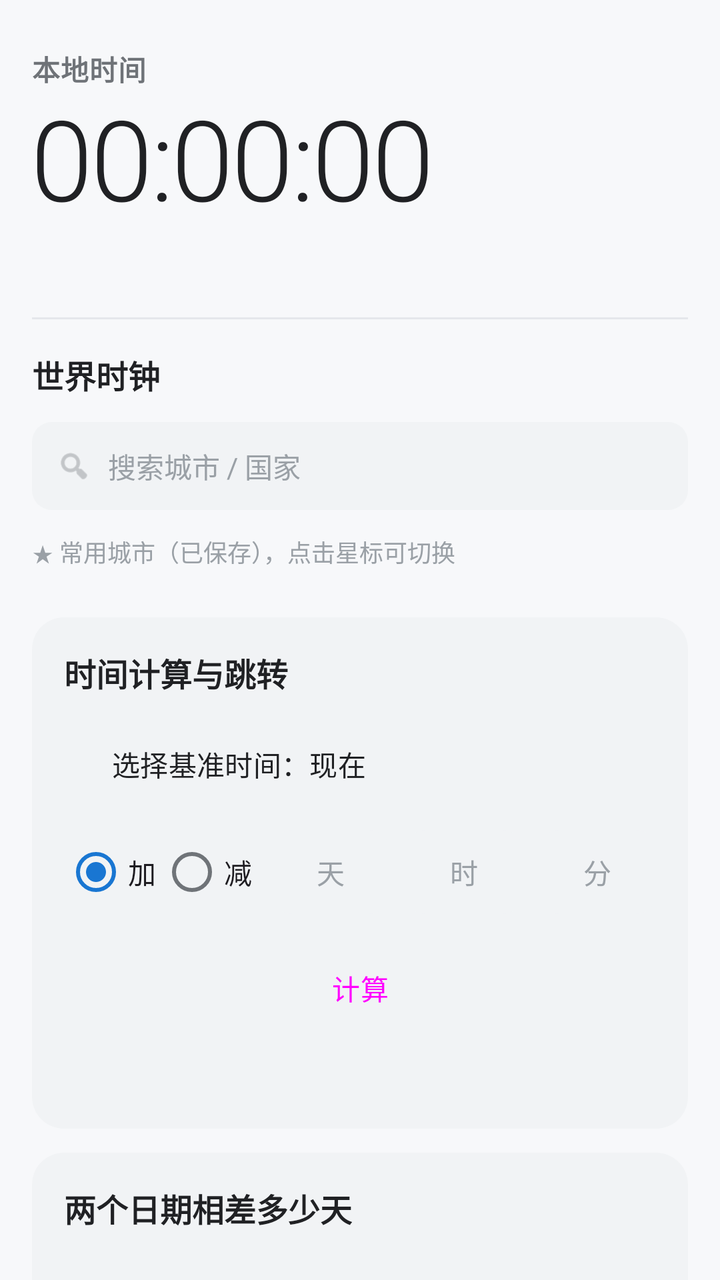
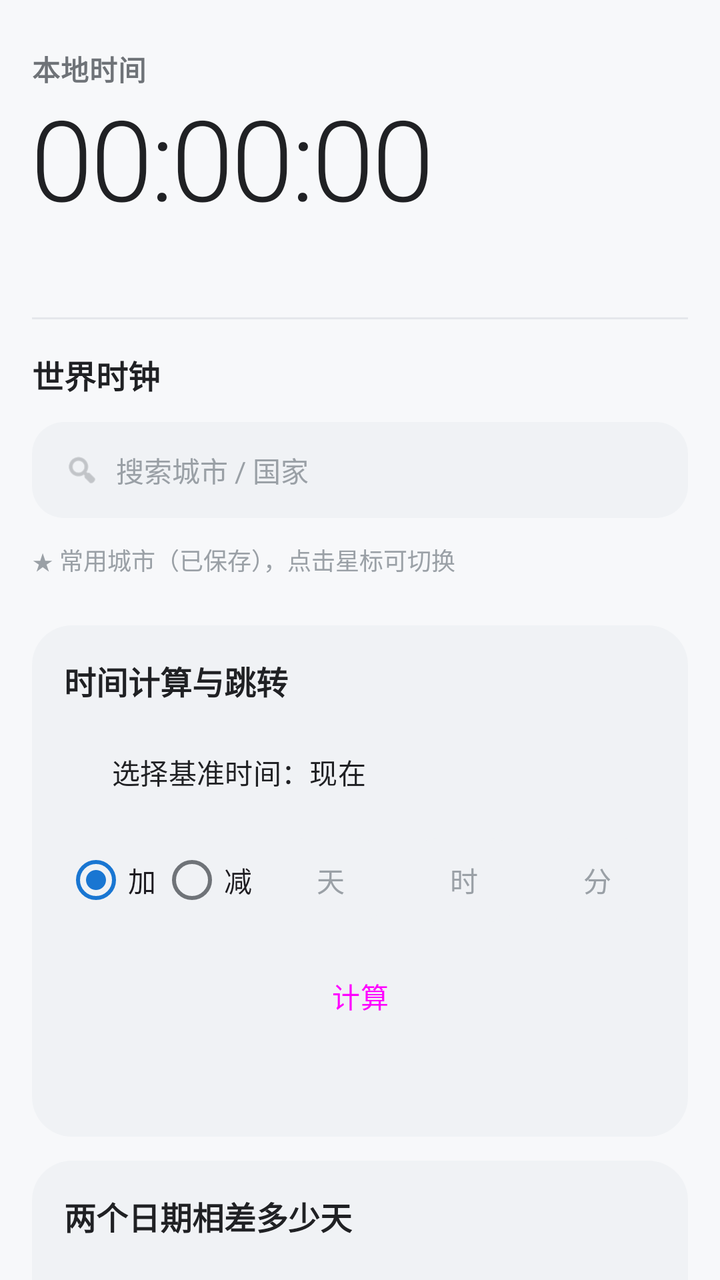

Two renders of the same Android screen: before a commit and after it. Below are the layout's source before the change and the commit's diff.
<!-- AndroidManifest.xml: application theme Theme.Suntime -->
<!-- res/layout/fragment_clock.xml -->
<?xml version="1.0" encoding="utf-8"?>
<ScrollView xmlns:android="http://schemas.android.com/apk/res/android"
    xmlns:app="http://schemas.android.com/apk/res-auto"
    android:layout_width="match_parent"
    android:layout_height="match_parent"
    android:background="@color/bg"
    android:fillViewport="true"
    android:scrollbars="none">

    <LinearLayout
        android:layout_width="match_parent"
        android:layout_height="wrap_content"
        android:orientation="vertical"
        android:paddingStart="@dimen/page_padding_h"
        android:paddingEnd="@dimen/page_padding_h"
        android:paddingTop="@dimen/page_padding_top"
        android:paddingBottom="@dimen/space_lg">

        
        <LinearLayout
            android:layout_width="match_parent"
            android:layout_height="wrap_content"
            android:orientation="vertical"
            android:paddingTop="@dimen/space_lg"
            android:paddingBottom="@dimen/space_lg">

            <TextView
                android:layout_width="wrap_content"
                android:layout_height="wrap_content"
                android:text="本地时间"
                style="@style/Text.Suntime.Section" />

            <TextView
                android:id="@+id/tvLocalTime"
                android:layout_width="wrap_content"
                android:layout_height="wrap_content"
                android:layout_marginTop="@dimen/space_xs"
                android:includeFontPadding="false"
                android:text="00:00:00"
                android:textColor="@color/text_primary"
                android:textSize="@dimen/text_hero_time"
                android:fontFamily="sans-serif-light"
                android:letterSpacing="-0.02" />

            <TextView
                android:id="@+id/tvLocalDate"
                android:layout_width="wrap_content"
                android:layout_height="wrap_content"
                android:layout_marginTop="@dimen/space_sm"
                android:textColor="@color/text_secondary"
                android:textSize="15sp" />
        </LinearLayout>

        <View
            android:layout_width="match_parent"
            android:layout_height="1dp"
            android:background="@color/divider" />

        
        <LinearLayout
            android:layout_width="match_parent"
            android:layout_height="wrap_content"
            android:orientation="vertical"
            android:paddingTop="@dimen/space_lg">

            <LinearLayout
                android:layout_width="match_parent"
                android:layout_height="wrap_content"
                android:orientation="horizontal"
                android:gravity="center_vertical">

                <TextView
                    android:layout_width="0dp"
                    android:layout_height="wrap_content"
                    android:layout_weight="1"
                    android:text="世界时钟"
                    style="@style/Text.Suntime.Title"
                    android:textStyle="bold" />

                <TextView
                    android:id="@+id/tvWorldCount"
                    android:layout_width="wrap_content"
                    android:layout_height="wrap_content"
                    style="@style/Text.Suntime.Sub" />
            </LinearLayout>

            
            <LinearLayout
                android:layout_width="match_parent"
                android:layout_height="44dp"
                android:layout_marginTop="@dimen/space_md"
                android:background="@drawable/bg_search"
                android:gravity="center_vertical"
                android:orientation="horizontal"
                android:paddingStart="@dimen/space_md"
                android:paddingEnd="@dimen/space_md">

                <ImageView
                    android:layout_width="18dp"
                    android:layout_height="18dp"
                    android:alpha="0.6"
                    android:src="@android:drawable/ic_menu_search"
                    app:tint="@color/text_secondary" />

                <EditText
                    android:id="@+id/etCitySearch"
                    android:layout_width="0dp"
                    android:layout_height="match_parent"
                    android:layout_weight="1"
                    android:layout_marginStart="@dimen/space_sm"
                    android:background="@null"
                    android:hint="搜索城市 / 国家"
                    android:imeOptions="actionSearch"
                    android:inputType="text"
                    android:maxLines="1"
                    android:textColor="@color/text_primary"
                    android:textColorHint="@color/text_tertiary"
                    android:textSize="14sp" />
            </LinearLayout>

            <androidx.recyclerview.widget.RecyclerView
                android:id="@+id/rvWorldClock"
                android:layout_width="match_parent"
                android:layout_height="wrap_content"
                android:layout_marginTop="@dimen/space_xs"
                android:nestedScrollingEnabled="false"
                android:overScrollMode="never" />

            <TextView
                android:id="@+id/tvWorldHint"
                android:layout_width="wrap_content"
                android:layout_height="wrap_content"
                android:layout_marginTop="@dimen/space_sm"
                android:text="★ 常用城市（已保存），点击星标可切换"
                style="@style/Text.Suntime.Sub"
                android:textColor="@color/text_tertiary" />
        </LinearLayout>

        
        <LinearLayout
            android:layout_width="match_parent"
            android:layout_height="wrap_content"
            android:layout_marginTop="@dimen/space_xl"
            android:background="@drawable/bg_group"
            android:orientation="vertical"
            android:padding="@dimen/space_lg">

            <TextView
                android:layout_width="wrap_content"
                android:layout_height="wrap_content"
                android:text="时间计算与跳转"
                style="@style/Text.Suntime.Title"
                android:textStyle="bold" />

            <Button
                android:id="@+id/btnPickBase"
                style="@style/Widget.Suntime.Button.Outlined"
                android:layout_width="match_parent"
                android:layout_height="wrap_content"
                android:layout_marginTop="@dimen/space_md"
                android:gravity="start|center_vertical"
                android:text="选择基准时间：现在" />

            <LinearLayout
                android:layout_width="match_parent"
                android:layout_height="wrap_content"
                android:layout_marginTop="@dimen/space_sm"
                android:gravity="center_vertical"
                android:orientation="horizontal">

                <RadioGroup
                    android:id="@+id/rgOp"
                    android:layout_width="wrap_content"
                    android:layout_height="wrap_content"
                    android:orientation="horizontal">

                    <RadioButton
                        android:id="@+id/rbAdd"
                        android:layout_width="wrap_content"
                        android:layout_height="wrap_content"
                        android:buttonTint="@color/primary"
                        android:checked="true"
                        android:text="加"
                        android:textSize="14sp" />

                    <RadioButton
                        android:id="@+id/rbSub"
                        android:layout_width="wrap_content"
                        android:layout_height="wrap_content"
                        android:buttonTint="@color/primary"
                        android:text="减"
                        android:textSize="14sp" />
                </RadioGroup>

                <EditText
                    android:id="@+id/etDeltaDays"
                    android:layout_width="0dp"
                    android:layout_height="42dp"
                    android:layout_weight="1"
                    android:layout_marginStart="@dimen/space_sm"
                    android:background="@drawable/bg_search"
                    android:gravity="center"
                    android:hint="天"
                    android:importantForAutofill="no"
                    android:inputType="number"
                    android:maxLines="1"
                    android:textColor="@color/text_primary"
                    android:textColorHint="@color/text_tertiary"
                    android:textSize="14sp" />

                <EditText
                    android:id="@+id/etDeltaHours"
                    android:layout_width="0dp"
                    android:layout_height="42dp"
                    android:layout_weight="1"
                    android:layout_marginStart="@dimen/space_sm"
                    android:background="@drawable/bg_search"
                    android:gravity="center"
                    android:hint="时"
                    android:importantForAutofill="no"
                    android:inputType="number"
                    android:maxLines="1"
                    android:textColor="@color/text_primary"
                    android:textColorHint="@color/text_tertiary"
                    android:textSize="14sp" />

                <EditText
                    android:id="@+id/etDeltaMin"
                    android:layout_width="0dp"
                    android:layout_height="42dp"
                    android:layout_weight="1"
                    android:layout_marginStart="@dimen/space_sm"
                    android:background="@drawable/bg_search"
                    android:gravity="center"
                    android:hint="分"
                    android:importantForAutofill="no"
                    android:inputType="number"
                    android:maxLines="1"
                    android:textColor="@color/text_primary"
                    android:textColorHint="@color/text_tertiary"
                    android:textSize="14sp" />
            </LinearLayout>

            <Button
                android:id="@+id/btnCalcTime"
                style="@style/Widget.Suntime.Button"
                android:layout_width="match_parent"
                android:layout_height="wrap_content"
                android:layout_marginTop="@dimen/space_md"
                android:text="计算" />

            <TextView
                android:id="@+id/tvCalcResult"
                android:layout_width="match_parent"
                android:layout_height="wrap_content"
                android:layout_marginTop="@dimen/space_md"
                android:textColor="@color/primary"
                android:textSize="15sp"
                android:lineSpacingExtra="2dp" />
        </LinearLayout>

        
        <LinearLayout
            android:layout_width="match_parent"
            android:layout_height="wrap_content"
            android:layout_marginTop="@dimen/space_md"
            android:background="@drawable/bg_group"
            android:orientation="vertical"
            android:padding="@dimen/space_lg">

            <TextView
                android:layout_width="wrap_content"
                android:layout_height="wrap_content"
                android:text="两个日期相差多少天"
                style="@style/Text.Suntime.Title"
                android:textStyle="bold" />

            <LinearLayout
                android:layout_width="match_parent"
                android:layout_height="wrap_content"
                android:layout_marginTop="@dimen/space_md"
                android:orientation="horizontal">

                <Button
                    android:id="@+id/btnPickDateA"
                    style="@style/Widget.Suntime.Button.Outlined"
                    android:layout_width="0dp"
                    android:layout_height="wrap_content"
                    android:layout_weight="1"
                    android:text="起始日期" />

                <Button
                    android:id="@+id/btnPickDateB"
                    style="@style/Widget.Suntime.Button.Outlined"
                    android:layout_width="0dp"
                    android:layout_height="wrap_content"
                    android:layout_weight="1"
                    android:layout_marginStart="@dimen/space_sm"
                    android:text="结束日期" />
            </LinearLayout>

            <TextView
                android:id="@+id/tvDateDiff"
                android:layout_width="match_parent"
                android:layout_height="wrap_content"
                android:layout_marginTop="@dimen/space_md"
                android:textColor="@color/primary"
                android:textSize="15sp" />
        </LinearLayout>

    </LinearLayout>
</ScrollView>
<!-- resources referenced by this layout -->
<resources>
  <color name="bg">#F7F8FA</color>
  <color name="divider">#E5E7EB</color>
  <color name="primary">#1976D2</color>
  <color name="text_primary">#202124</color>
  <color name="text_secondary">#6F7378</color>
  <color name="text_tertiary">#9AA0A6</color>
  <dimen name="page_padding_h">16dp</dimen>
  <dimen name="page_padding_top">8dp</dimen>
  <dimen name="space_lg">16dp</dimen>
  <dimen name="space_md">12dp</dimen>
  <dimen name="space_sm">8dp</dimen>
  <dimen name="space_xl">24dp</dimen>
  <dimen name="space_xs">4dp</dimen>
  <dimen name="text_hero_time">56sp</dimen>
  <!-- drawable bg_group (drawable) -->
  <?xml version="1.0" encoding="utf-8"?>
  <shape xmlns:android="http://schemas.android.com/apk/res/android"
      android:shape="rectangle">
      <solid android:color="@color/surface_variant" />
      <corners android:radius="@dimen/radius_md" />
  </shape>
  <!-- drawable bg_search (drawable) -->
  <?xml version="1.0" encoding="utf-8"?>
  <shape xmlns:android="http://schemas.android.com/apk/res/android"
      android:shape="rectangle">
      <solid android:color="@color/surface_variant" />
      <corners android:radius="@dimen/radius_sm" />
  </shape>
  <style name="Text.Suntime.Section" parent="">
          <item name="android:textSize">@dimen/text_section</item>
          <item name="android:textColor">@color/text_secondary</item>
          <item name="android:textStyle">bold</item>
          <item name="android:letterSpacing">0.02</item>
      </style>
  <style name="Text.Suntime.Sub" parent="">
          <item name="android:textSize">@dimen/text_item_sub</item>
          <item name="android:textColor">@color/text_secondary</item>
      </style>
  <style name="Text.Suntime.Title" parent="">
          <item name="android:textSize">@dimen/text_item_title</item>
          <item name="android:textColor">@color/text_primary</item>
      </style>
  <style name="Widget.Suntime.Button" parent="Widget.Material3.Button">
          <item name="cornerRadius">@dimen/radius_sm</item>
          <item name="android:minHeight">44dp</item>
          <item name="android:textSize">14sp</item>
          <item name="android:letterSpacing">0.01</item>
          <item name="android:textAllCaps">false</item>
          <item name="rippleColor">@color/primary_container</item>
      </style>
  <style name="Widget.Suntime.Button.Outlined" parent="Widget.Material3.Button.OutlinedButton">
          <item name="cornerRadius">@dimen/radius_sm</item>
          <item name="android:minHeight">44dp</item>
          <item name="android:textSize">14sp</item>
          <item name="android:textAllCaps">false</item>
          <item name="strokeColor">@color/outline</item>
          <item name="android:textColor">@color/text_primary</item>
          <item name="iconTint">@color/primary</item>
      </style>
  <color name="surface_variant">#F1F3F5</color>
  <dimen name="radius_md">16dp</dimen>
  <dimen name="radius_sm">10dp</dimen>
  <dimen name="text_section">14sp</dimen>
  <dimen name="text_item_sub">12sp</dimen>
  <dimen name="text_item_title">16sp</dimen>
  <color name="primary_container">#E3F0FC</color>
  <color name="outline">#DADCE0</color>
  <color name="on_primary">#FFFFFFFF</color>
  <color name="on_primary_container">#0F4C91</color>
  <color name="surface">#FFFFFFFF</color>
  <!-- unchanged entries left out for length: 1 -->
</resources>

<!-- the commit's change to res/layout/fragment_clock.xml (unified diff, before → after) -->
@@ -14,15 +14,15 @@
         android:paddingStart="@dimen/page_padding_h"
         android:paddingEnd="@dimen/page_padding_h"
         android:paddingTop="@dimen/page_padding_top"
-        android:paddingBottom="@dimen/space_lg">
+        android:paddingBottom="@dimen/space_16">
 
         
         <LinearLayout
             android:layout_width="match_parent"
             android:layout_height="wrap_content"
             android:orientation="vertical"
-            android:paddingTop="@dimen/space_lg"
-            android:paddingBottom="@dimen/space_lg">
+            android:paddingTop="@dimen/space_16"
+            android:paddingBottom="@dimen/space_16">
 
             <TextView
                 android:layout_width="wrap_content"
@@ -34,7 +34,7 @@
                 android:id="@+id/tvLocalTime"
                 android:layout_width="wrap_content"
                 android:layout_height="wrap_content"
-                android:layout_marginTop="@dimen/space_xs"
+                android:layout_marginTop="@dimen/space_4"
                 android:includeFontPadding="false"
                 android:text="00:00:00"
                 android:textColor="@color/text_primary"
@@ -46,7 +46,7 @@
                 android:id="@+id/tvLocalDate"
                 android:layout_width="wrap_content"
                 android:layout_height="wrap_content"
-                android:layout_marginTop="@dimen/space_sm"
+                android:layout_marginTop="@dimen/space_8"
                 android:textColor="@color/text_secondary"
                 android:textSize="15sp" />
         </LinearLayout>
@@ -61,7 +61,7 @@
             android:layout_width="match_parent"
             android:layout_height="wrap_content"
             android:orientation="vertical"
-            android:paddingTop="@dimen/space_lg">
+            android:paddingTop="@dimen/space_16">
 
             <LinearLayout
                 android:layout_width="match_parent"
@@ -87,13 +87,13 @@
             
             <LinearLayout
                 android:layout_width="match_parent"
-                android:layout_height="44dp"
-                android:layout_marginTop="@dimen/space_md"
+                android:layout_height="@dimen/search_height"
+                android:layout_marginTop="@dimen/space_12"
                 android:background="@drawable/bg_search"
                 android:gravity="center_vertical"
                 android:orientation="horizontal"
-                android:paddingStart="@dimen/space_md"
-                android:paddingEnd="@dimen/space_md">
+                android:paddingStart="@dimen/space_16"
+                android:paddingEnd="@dimen/space_16">
 
                 <ImageView
                     android:layout_width="18dp"
@@ -107,7 +107,7 @@
                     android:layout_width="0dp"
                     android:layout_height="match_parent"
                     android:layout_weight="1"
-                    android:layout_marginStart="@dimen/space_sm"
+                    android:layout_marginStart="@dimen/space_8"
                     android:background="@null"
                     android:hint="搜索城市 / 国家"
                     android:imeOptions="actionSearch"
@@ -122,7 +122,7 @@
                 android:id="@+id/rvWorldClock"
                 android:layout_width="match_parent"
                 android:layout_height="wrap_content"
-                android:layout_marginTop="@dimen/space_xs"
+                android:layout_marginTop="@dimen/space_4"
                 android:nestedScrollingEnabled="false"
                 android:overScrollMode="never" />
 
@@ -130,7 +130,7 @@
                 android:id="@+id/tvWorldHint"
                 android:layout_width="wrap_content"
                 android:layout_height="wrap_content"
-                android:layout_marginTop="@dimen/space_sm"
+                android:layout_marginTop="@dimen/space_8"
                 android:text="★ 常用城市（已保存），点击星标可切换"
                 style="@style/Text.Suntime.Sub"
                 android:textColor="@color/text_tertiary" />
@@ -140,10 +140,10 @@
         <LinearLayout
             android:layout_width="match_parent"
             android:layout_height="wrap_content"
-            android:layout_marginTop="@dimen/space_xl"
+            android:layout_marginTop="@dimen/space_24"
             android:background="@drawable/bg_group"
             android:orientation="vertical"
-            android:padding="@dimen/space_lg">
+            android:padding="@dimen/space_16">
 
             <TextView
                 android:layout_width="wrap_content"
@@ -157,14 +157,14 @@
                 style="@style/Widget.Suntime.Button.Outlined"
                 android:layout_width="match_parent"
                 android:layout_height="wrap_content"
-                android:layout_marginTop="@dimen/space_md"
+                android:layout_marginTop="@dimen/space_12"
                 android:gravity="start|center_vertical"
                 android:text="选择基准时间：现在" />
 
             <LinearLayout
                 android:layout_width="match_parent"
                 android:layout_height="wrap_content"
-                android:layout_marginTop="@dimen/space_sm"
+                android:layout_marginTop="@dimen/space_8"
                 android:gravity="center_vertical"
                 android:orientation="horizontal">
 
@@ -197,7 +197,7 @@
                     android:layout_width="0dp"
                     android:layout_height="42dp"
                     android:layout_weight="1"
-                    android:layout_marginStart="@dimen/space_sm"
+                    android:layout_marginStart="@dimen/space_8"
                     android:background="@drawable/bg_search"
                     android:gravity="center"
                     android:hint="天"
@@ -213,7 +213,7 @@
                     android:layout_width="0dp"
                     android:layout_height="42dp"
                     android:layout_weight="1"
-                    android:layout_marginStart="@dimen/space_sm"
+                    android:layout_marginStart="@dimen/space_8"
                     android:background="@drawable/bg_search"
                     android:gravity="center"
                     android:hint="时"
@@ -229,7 +229,7 @@
                     android:layout_width="0dp"
                     android:layout_height="42dp"
                     android:layout_weight="1"
-                    android:layout_marginStart="@dimen/space_sm"
+                    android:layout_marginStart="@dimen/space_8"
                     android:background="@drawable/bg_search"
                     android:gravity="center"
                     android:hint="分"
@@ -246,14 +246,14 @@
                 style="@style/Widget.Suntime.Button"
                 android:layout_width="match_parent"
                 android:layout_height="wrap_content"
-                android:layout_marginTop="@dimen/space_md"
+                android:layout_marginTop="@dimen/space_12"
                 android:text="计算" />
 
             <TextView
                 android:id="@+id/tvCalcResult"
                 android:layout_width="match_parent"
                 android:layout_height="wrap_content"
-                android:layout_marginTop="@dimen/space_md"
+                android:layout_marginTop="@dimen/space_12"
                 android:textColor="@color/primary"
                 android:textSize="15sp"
                 android:lineSpacingExtra="2dp" />
@@ -263,10 +263,10 @@
         <LinearLayout
             android:layout_width="match_parent"
             android:layout_height="wrap_content"
-            android:layout_marginTop="@dimen/space_md"
+            android:layout_marginTop="@dimen/space_12"
             android:background="@drawable/bg_group"
             android:orientation="vertical"
-            android:padding="@dimen/space_lg">
+            android:padding="@dimen/space_16">
 
             <TextView
                 android:layout_width="wrap_content"
@@ -278,7 +278,7 @@
             <LinearLayout
                 android:layout_width="match_parent"
                 android:layout_height="wrap_content"
-                android:layout_marginTop="@dimen/space_md"
+                android:layout_marginTop="@dimen/space_12"
                 android:orientation="horizontal">
 
                 <Button
@@ -295,7 +295,7 @@
                     android:layout_width="0dp"
                     android:layout_height="wrap_content"
                     android:layout_weight="1"
-                    android:layout_marginStart="@dimen/space_sm"
+                    android:layout_marginStart="@dimen/space_8"
                     android:text="结束日期" />
             </LinearLayout>
 
@@ -303,7 +303,7 @@
                 android:id="@+id/tvDateDiff"
                 android:layout_width="match_parent"
                 android:layout_height="wrap_content"
-                android:layout_marginTop="@dimen/space_md"
+                android:layout_marginTop="@dimen/space_12"
                 android:textColor="@color/primary"
                 android:textSize="15sp" />
         </LinearLayout>
<!-- resource entries referenced after the edit -->
@@ -8,25 +8,26 @@
   <color name="text_tertiary">#9AA0A6</color>
   <dimen name="page_padding_h">16dp</dimen>
   <dimen name="page_padding_top">8dp</dimen>
-  <dimen name="space_lg">16dp</dimen>
-  <dimen name="space_md">12dp</dimen>
-  <dimen name="space_sm">8dp</dimen>
-  <dimen name="space_xl">24dp</dimen>
-  <dimen name="space_xs">4dp</dimen>
+  <dimen name="search_height">48dp</dimen>
+  <dimen name="space_12">12dp</dimen>
+  <dimen name="space_16">16dp</dimen>
+  <dimen name="space_24">24dp</dimen>
+  <dimen name="space_4">4dp</dimen>
+  <dimen name="space_8">8dp</dimen>
   <dimen name="text_hero_time">56sp</dimen>
   <!-- drawable bg_group (drawable) -->
   <?xml version="1.0" encoding="utf-8"?>
   <shape xmlns:android="http://schemas.android.com/apk/res/android"
       android:shape="rectangle">
       <solid android:color="@color/surface_variant" />
-      <corners android:radius="@dimen/radius_md" />
+      <corners android:radius="@dimen/radius_card" />
   </shape>
   <!-- drawable bg_search (drawable) -->
   <?xml version="1.0" encoding="utf-8"?>
   <shape xmlns:android="http://schemas.android.com/apk/res/android"
       android:shape="rectangle">
       <solid android:color="@color/surface_variant" />
-      <corners android:radius="@dimen/radius_sm" />
+      <corners android:radius="@dimen/radius_search" />
   </shape>
   <style name="Text.Suntime.Section" parent="">
           <item name="android:textSize">@dimen/text_section</item>
@@ -43,7 +44,7 @@
           <item name="android:textColor">@color/text_primary</item>
       </style>
   <style name="Widget.Suntime.Button" parent="Widget.Material3.Button">
-          <item name="cornerRadius">@dimen/radius_sm</item>
+          <item name="cornerRadius">@dimen/radius_button</item>
           <item name="android:minHeight">44dp</item>
           <item name="android:textSize">14sp</item>
           <item name="android:letterSpacing">0.01</item>
@@ -51,7 +52,7 @@
           <item name="rippleColor">@color/primary_container</item>
       </style>
   <style name="Widget.Suntime.Button.Outlined" parent="Widget.Material3.Button.OutlinedButton">
-          <item name="cornerRadius">@dimen/radius_sm</item>
+          <item name="cornerRadius">@dimen/radius_button</item>
           <item name="android:minHeight">44dp</item>
           <item name="android:textSize">14sp</item>
           <item name="android:textAllCaps">false</item>
@@ -59,12 +60,13 @@
           <item name="android:textColor">@color/text_primary</item>
           <item name="iconTint">@color/primary</item>
       </style>
-  <color name="surface_variant">#F1F3F5</color>
-  <dimen name="radius_md">16dp</dimen>
-  <dimen name="radius_sm">10dp</dimen>
+  <color name="surface_variant">#F0F2F5</color>
+  <dimen name="radius_card">20dp</dimen>
+  <dimen name="radius_search">16dp</dimen>
   <dimen name="text_section">14sp</dimen>
   <dimen name="text_item_sub">12sp</dimen>
   <dimen name="text_item_title">16sp</dimen>
+  <dimen name="radius_button">14dp</dimen>
   <color name="primary_container">#E3F0FC</color>
   <color name="outline">#DADCE0</color>
   <color name="on_primary">#FFFFFFFF</color>
